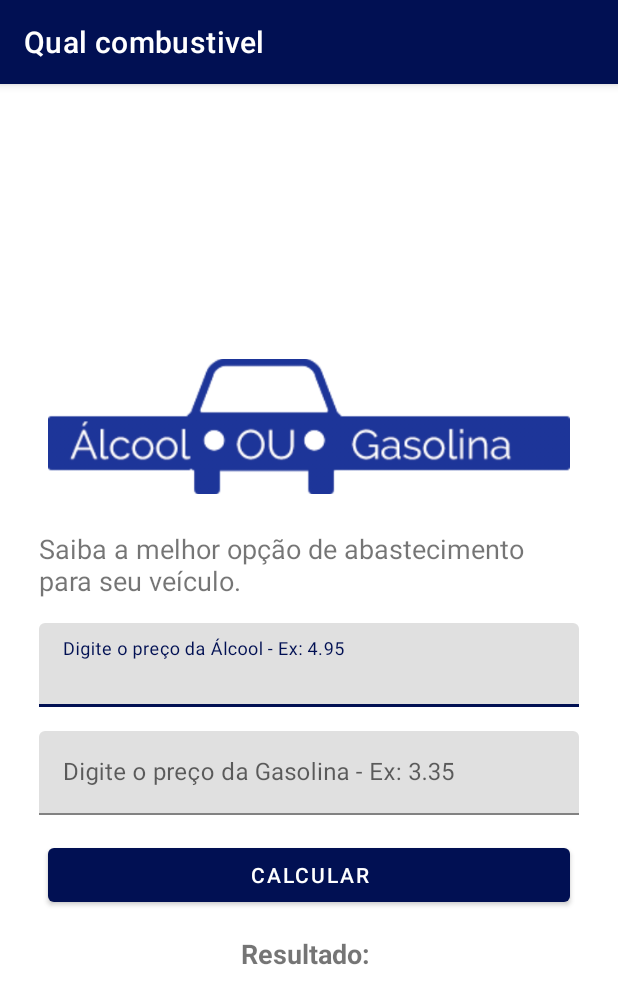
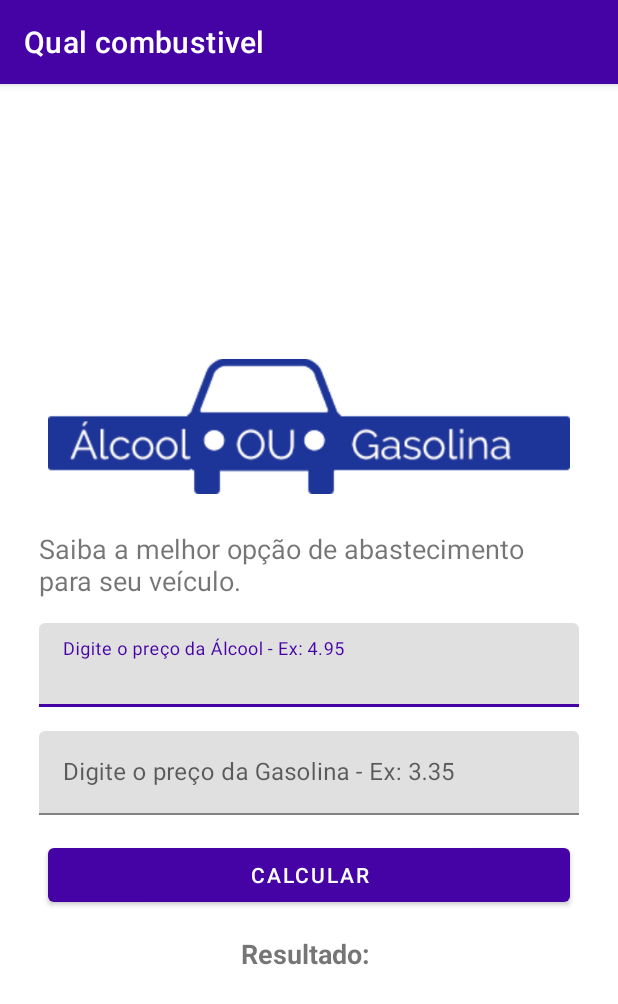
Before and after one commit to lincoolngomes/Qual-combustivel, an Android app: the screen it shows after launch (MainActivity), on a phone screen of 412 x 824 dp. Shown: the top 1004 px of the screen. Run offline under Robolectric (Android 15) with nearby library versions, the phone set to English and light mode, and no system bars.

Commit message:
Atualização final Interface - Cores

```diff
--- a/app/src/main/AndroidManifest.xml
+++ b/app/src/main/AndroidManifest.xml
@@ -9,7 +9,7 @@
         android:roundIcon="@mipmap/ic_launcher_round"
         android:supportsRtl="true"
         android:theme="@style/Theme.QualCombustivel">
-        <activity android:name=".MainActivity">
+        <activity android:name=".MainActivity" android:screenOrientation="portrait">
             <intent-filter>
                 <action android:name="android.intent.action.MAIN" />
 
--- a/app/src/main/res/values-night/themes.xml
+++ b/app/src/main/res/values-night/themes.xml
@@ -2,8 +2,8 @@
     <!-- Base application theme. -->
     <style name="Theme.QualCombustivel" parent="Theme.MaterialComponents.DayNight.DarkActionBar">
         <!-- Primary brand color. -->
-        <item name="colorPrimary">@color/purple_200</item>
-        <item name="colorPrimaryVariant">@color/purple_700</item>
+        <item name="colorPrimary">@color/CorPadrao</item>
+        <item name="colorPrimaryVariant">@color/CorPadraoVariante</item>
         <item name="colorOnPrimary">@color/black</item>
         <!-- Secondary brand color. -->
         <item name="colorSecondary">@color/teal_200</item>
--- a/app/src/main/res/values/colors.xml
+++ b/app/src/main/res/values/colors.xml
@@ -1,12 +1,12 @@
 <?xml version="1.0" encoding="utf-8"?>
 <resources>
     <color name="purple_200">#FFBB86FC</color>
-    <color name="purple_500">#FF6200EE</color>
-    <color name="purple_700">#FF3700B3</color>
     <color name="teal_200">#FF03DAC5</color>
     <color name="teal_700">#FF018786</color>
     <color name="black">#FF000000</color>
     <color name="white">#FFFFFFFF</color>
-    <color name="CorPadrao">@color/CorPadraoVariante</color>
-    <color name="CorPadraoVariante">#011053</color>
+    <color name="CorPadrao">#4502A5</color>
+    <color name="CorPadraoVariante">#41029C</color>
+    <color name="ColorAccent">#F44336</color>
+
 </resources>
--- a/app/src/main/res/values/themes.xml
+++ b/app/src/main/res/values/themes.xml
@@ -5,10 +5,11 @@
         <item name="colorPrimary">@color/CorPadrao</item>
         <item name="colorPrimaryVariant">@color/CorPadraoVariante</item>
         <item name="colorOnPrimary">@color/white</item>
+        <item name="colorAccent">@color/white</item>
         <!-- Secondary brand color. -->
         <item name="colorSecondary">@color/teal_200</item>
         <item name="colorSecondaryVariant">@color/teal_700</item>
-        <item name="colorOnSecondary">@color/black</item>
+        <item name="colorOnSecondary">@color/ColorAccent</item>
         <!-- Status bar color. -->
         <item name="android:statusBarColor" tools:targetApi="l">?attr/colorPrimaryVariant</item>
         <!-- Customize your theme here. -->
```
